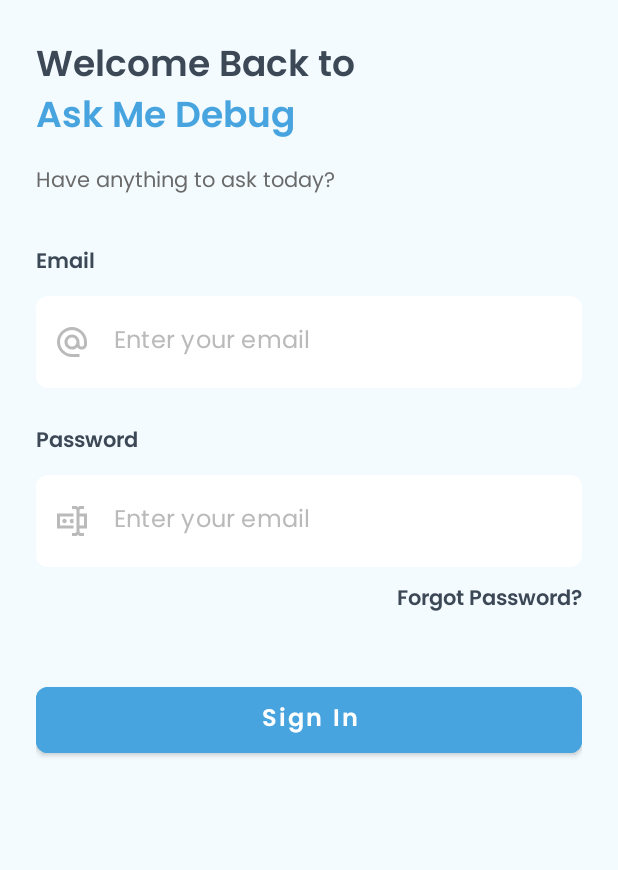
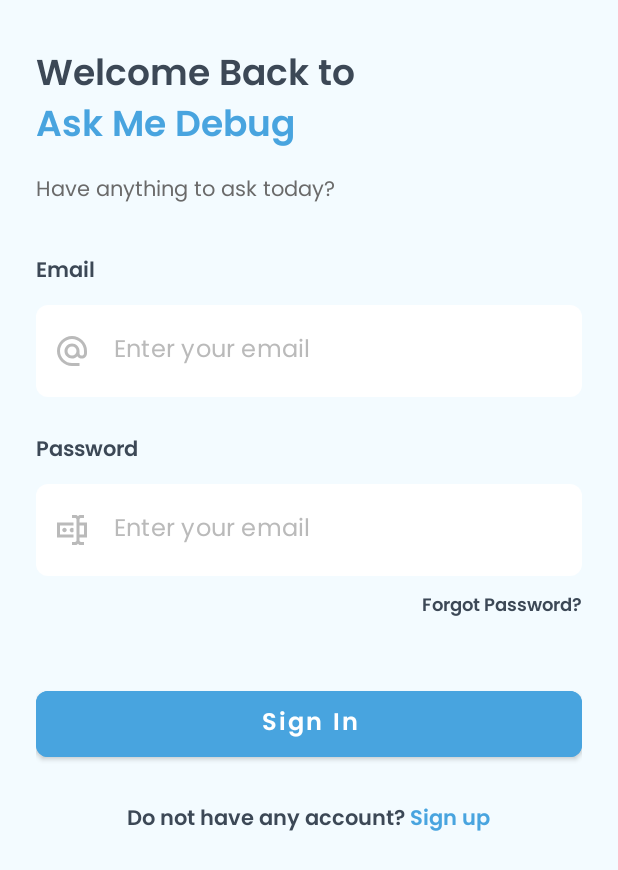
Before and after one commit to andriawan24/ask-me-android, an Android app: the LoginFragment screen opened through its navigation route, on a phone screen of 412 x 824 dp. Shown: the top 870 px of the screen. Run offline under Robolectric (Android 15) with nearby library versions, the phone set to English and light mode, and no system bars.

Commit message:
Complete Login Page

```diff
--- a/app/src/main/java/com/andriawan/askme/features/login/presenter/LoginFragment.kt
+++ b/app/src/main/java/com/andriawan/askme/features/login/presenter/LoginFragment.kt
@@ -1,7 +1,12 @@
 package com.andriawan.askme.features.login.presenter
 
 import android.text.Spannable
+import android.text.TextPaint
+import android.text.method.LinkMovementMethod
+import android.text.style.ClickableSpan
 import android.text.style.ForegroundColorSpan
+import android.view.View
+import android.widget.Toast
 import androidx.core.content.ContextCompat
 import androidx.core.text.buildSpannedString
 import androidx.fragment.app.viewModels
@@ -10,6 +15,8 @@ import com.andriawan.askme.base.BaseFragment
 import com.andriawan.askme.databinding.FragmentLoginBinding
 import com.andriawan.askme.features.login.viewmodel.LoginViewModel
 import com.andriawan.askme.utils.Constants.NEW_LINE
+import com.andriawan.askme.utils.Constants.ONE
+import com.andriawan.askme.utils.Constants.SPACE
 import com.andriawan.askme.utils.Constants.ZERO
 
 class LoginFragment : BaseFragment<FragmentLoginBinding, LoginViewModel>() {
@@ -21,14 +28,23 @@ class LoginFragment : BaseFragment<FragmentLoginBinding, LoginViewModel>() {
 
     override fun initViews() {
         binding.titleTextView.text = createWelcomeText()
+        binding.signUpTextView.apply {
+            text = createSignUpText()
+            movementMethod = LinkMovementMethod.getInstance()
+        }
+        binding.signInButton.setOnClickListener {
+            showCustomSnackBar(
+                binding.root,
+                "Failed to login"
+            )
+        }
     }
 
     private fun createWelcomeText() = buildSpannedString {
         val welcomeText = getString(R.string.welcome_text)
         append(welcomeText)
         append(NEW_LINE)
-        val appName = getString(R.string.app_name)
-        append(appName)
+        append(getString(R.string.app_name))
         setSpan(
             ForegroundColorSpan(
                 ContextCompat.getColor(
@@ -52,4 +68,40 @@ class LoginFragment : BaseFragment<FragmentLoginBinding, LoginViewModel>() {
             Spannable.SPAN_EXCLUSIVE_EXCLUSIVE
         )
     }
+
+    private fun createSignUpText() = buildSpannedString {
+        val signUpText = getString(R.string.sign_up_text)
+        append(signUpText)
+        append(SPACE)
+        append(getString(R.string.sign_up))
+        setSpan(
+            object : ClickableSpan() {
+                override fun onClick(widget: View) {
+                    showCustomSnackBar(
+                        binding.root,
+                        "Failed to login"
+                    )
+                }
+
+                override fun updateDrawState(ds: TextPaint) {
+                    super.updateDrawState(ds)
+                    ds.isUnderlineText = false
+                }
+            },
+            signUpText.length.plus(ONE),
+            this.length,
+            Spannable.SPAN_EXCLUSIVE_EXCLUSIVE
+        )
+        setSpan(
+            ForegroundColorSpan(
+                ContextCompat.getColor(
+                    requireContext(),
+                    R.color.button_color
+                )
+            ),
+            signUpText.length.plus(ONE),
+            this.length,
+            Spannable.SPAN_EXCLUSIVE_EXCLUSIVE
+        )
+    }
 }
--- a/app/src/main/res/layout/fragment_login.xml
+++ b/app/src/main/res/layout/fragment_login.xml
@@ -14,7 +14,7 @@
             android:id="@+id/title_textView"
             android:layout_width="wrap_content"
             android:layout_height="wrap_content"
-            android:layout_marginTop="@dimen/dimen_24"
+            android:layout_marginTop="@dimen/dimen_30"
             style="@style/Title"
             android:layout_marginHorizontal="@dimen/dimen_24"
             android:text="@string/welcome_text" />
@@ -116,12 +116,13 @@
                 android:layout_height="wrap_content"
                 android:layout_gravity="end"
                 style="@style/Body"
+                android:textSize="@dimen/text_12"
                 android:fontFamily="@font/poppins_semibold"
                 android:layout_marginTop="@dimen/dimen_10"
                 android:text="@string/forgot_password" />
 
             <com.google.android.material.button.MaterialButton
-                android:id="@+id/getStarted_button"
+                android:id="@+id/signIn_button"
                 android:layout_width="match_parent"
                 android:layout_height="wrap_content"
                 android:backgroundTint="@color/button_color"
@@ -130,6 +131,17 @@
                 android:paddingVertical="@dimen/dimen_8"
                 android:layout_marginTop="@dimen/dimen_40" />
 
+            <TextView
+                android:id="@+id/signUp_textView"
+                android:layout_width="wrap_content"
+                android:layout_height="wrap_content"
+                style="@style/Body"
+                android:fontFamily="@font/poppins_semibold"
+                android:layout_marginTop="@dimen/dimen_24"
+                android:textAlignment="center"
+                android:layout_gravity="center"
+                android:text="@string/sign_up_text" />
+
         </androidx.appcompat.widget.LinearLayoutCompat>
 
     </androidx.appcompat.widget.LinearLayoutCompat>
--- a/app/src/main/res/values/colors.xml
+++ b/app/src/main/res/values/colors.xml
@@ -8,4 +8,5 @@
     <color name="subtitle_text_color">#6A6A6A</color>
     <color name="button_color">#48A4DF</color>
     <color name="hint_text_color">#BABABA</color>
+    <color name="error_color">#591717</color>
 </resources>
--- a/app/src/main/res/values/strings.xml
+++ b/app/src/main/res/values/strings.xml
@@ -10,4 +10,6 @@
     <string name="password">Password</string>
     <string name="forgot_password">Forgot Password?</string>
     <string name="sign_in">Sign In</string>
+    <string name="sign_up_text">Do not have any account?</string>
+    <string name="sign_up">Sign up</string>
 </resources>
```
Also changed, not shown: app/src/main/java/com/andriawan/askme/base/BaseFragment.kt (+26 -1 lines), app/src/main/java/com/andriawan/askme/utils/Constants.kt (+10 -0 lines), app/src/main/res/drawable/ic_error.xml (added, +12 -0 lines), app/src/main/res/layout/view_custom_snackbar.xml (added, +37 -0 lines).
